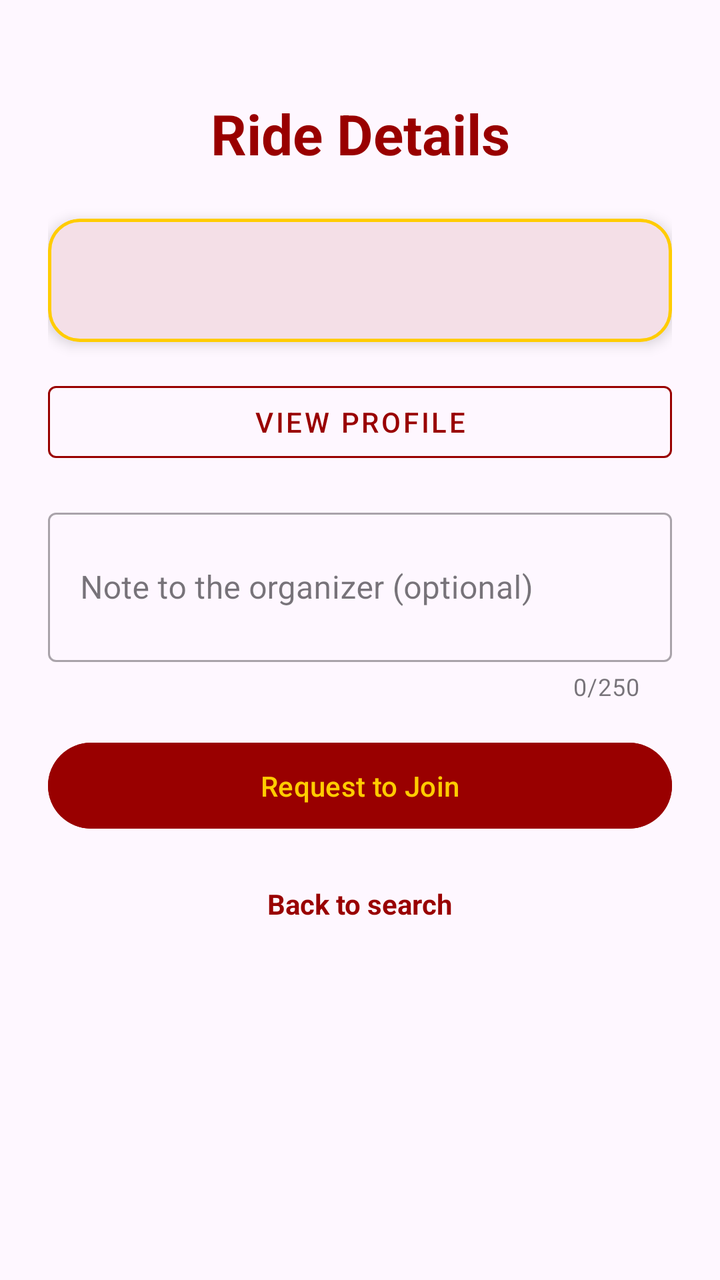
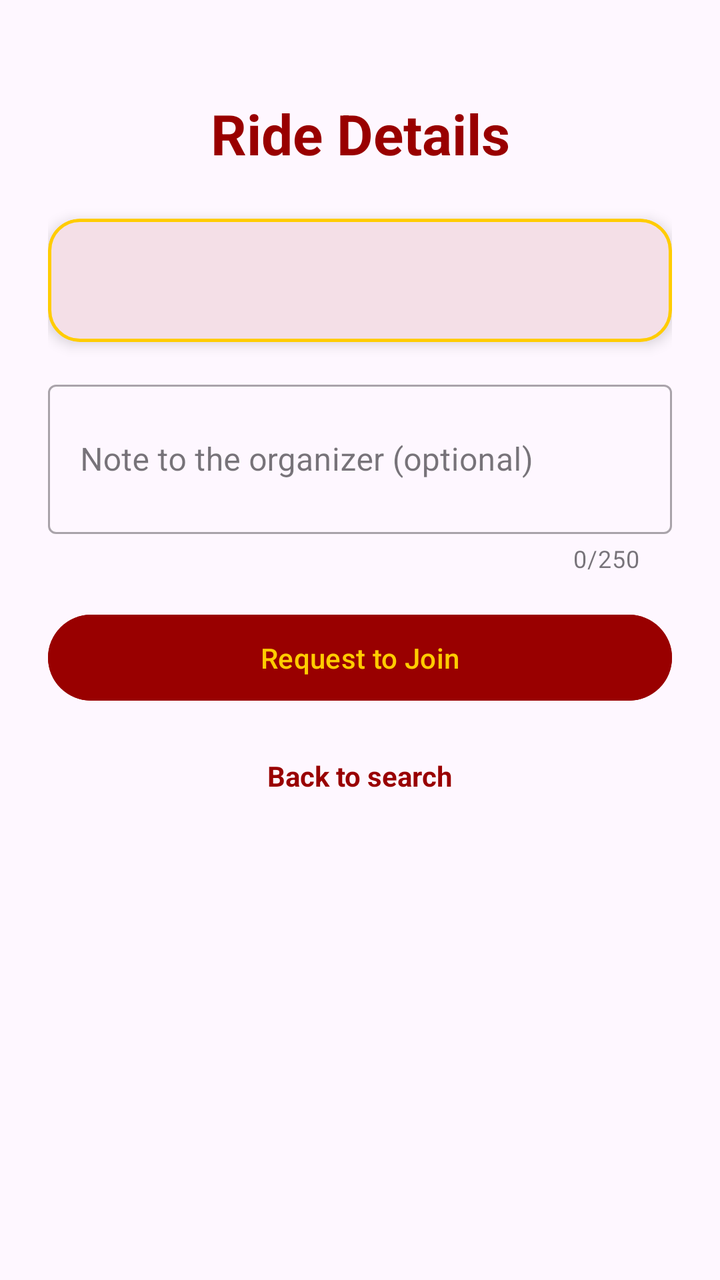

An Android layout rendered at two revisions. The XML below is the earlier revision; the diff shows what the commit changed to produce the second picture.
<!-- AndroidManifest.xml: application theme Theme.Trojan_Rideshare -->
<!-- res/layout/activity_ride_detail.xml -->
<?xml version="1.0" encoding="utf-8"?>
<ScrollView xmlns:android="http://schemas.android.com/apk/res/android"
    android:id="@+id/detailScroll"
    xmlns:app="http://schemas.android.com/apk/res-auto"
    xmlns:tools="http://schemas.android.com/tools"
    android:layout_width="match_parent"
    android:layout_height="match_parent"
    android:background="?attr/colorSurface"
    android:fillViewport="true"
    tools:context=".RideDetailActivity">

    <androidx.constraintlayout.widget.ConstraintLayout
        android:layout_width="match_parent"
        android:layout_height="wrap_content"
        android:padding="24dp">

        <TextView
            android:id="@+id/tvTitle"
            android:layout_width="wrap_content"
            android:layout_height="wrap_content"
            android:layout_marginTop="24dp"
            android:text="@string/ride_detail_title"
            android:textColor="?attr/colorPrimary"
            android:textSize="28sp"
            android:textStyle="bold"
            app:layout_constraintEnd_toEndOf="parent"
            app:layout_constraintStart_toStartOf="parent"
            app:layout_constraintTop_toTopOf="parent" />

        <com.google.android.material.card.MaterialCardView
            android:id="@+id/cardDetails"
            android:layout_width="0dp"
            android:layout_height="wrap_content"
            android:layout_marginTop="24dp"
            app:cardCornerRadius="16dp"
            app:cardElevation="4dp"
            app:layout_constraintEnd_toEndOf="parent"
            app:layout_constraintStart_toStartOf="parent"
            app:layout_constraintTop_toBottomOf="@id/tvTitle"
            app:strokeColor="@color/usc_gold"
            app:strokeWidth="1.5dp">

            <TextView
                android:id="@+id/tvDetails"
                android:layout_width="match_parent"
                android:layout_height="wrap_content"
                android:padding="20dp"
                android:textColor="?android:attr/textColorPrimary"
                android:textSize="16sp" />
        </com.google.android.material.card.MaterialCardView>

        <com.google.android.material.button.MaterialButton
            android:id="@+id/btnViewProfile"
            style="@style/Widget.MaterialComponents.Button.OutlinedButton"
            android:layout_width="0dp"
            android:layout_height="wrap_content"
            android:layout_marginTop="16dp"
            android:text="@string/action_view_profile"
            android:textColor="@color/usc_cardinal"
            app:layout_constraintEnd_toEndOf="parent"
            app:layout_constraintStart_toStartOf="parent"
            app:layout_constraintTop_toBottomOf="@id/cardDetails"
            app:strokeColor="@color/usc_cardinal" />

        <TextView
            android:id="@+id/tvUnavailable"
            android:layout_width="0dp"
            android:layout_height="wrap_content"
            android:layout_marginTop="16dp"
            android:text="@string/ride_cancelled_notice"
            android:textColor="@color/usc_cardinal"
            android:textSize="14sp"
            android:visibility="gone"
            app:layout_constraintEnd_toEndOf="parent"
            app:layout_constraintStart_toStartOf="parent"
            app:layout_constraintTop_toBottomOf="@id/btnViewProfile" />

        
        <com.google.android.material.textfield.TextInputLayout
            android:id="@+id/tilJoinNote"
            style="@style/Widget.MaterialComponents.TextInputLayout.OutlinedBox"
            android:layout_width="0dp"
            android:layout_height="wrap_content"
            android:layout_marginTop="16dp"
            android:hint="@string/prompt_join_note"
            app:counterEnabled="true"
            app:counterMaxLength="250"
            app:errorEnabled="true"
            app:layout_constraintEnd_toEndOf="parent"
            app:layout_constraintStart_toStartOf="parent"
            app:layout_constraintTop_toBottomOf="@id/tvUnavailable">

            <com.google.android.material.textfield.TextInputEditText
                android:id="@+id/etJoinNote"
                android:layout_width="match_parent"
                android:layout_height="wrap_content"
                android:inputType="textMultiLine|textCapSentences"
                android:minLines="2" />
        </com.google.android.material.textfield.TextInputLayout>

        <com.google.android.material.button.MaterialButton
            android:id="@+id/btnRequestJoin"
            android:layout_width="0dp"
            android:layout_height="wrap_content"
            android:layout_marginTop="16dp"
            android:backgroundTint="@color/usc_cardinal"
            android:padding="12dp"
            android:text="@string/action_request_join"
            android:textColor="@color/usc_gold"
            app:layout_constraintEnd_toEndOf="parent"
            app:layout_constraintStart_toStartOf="parent"
            app:layout_constraintTop_toBottomOf="@id/tilJoinNote" />

        <TextView
            android:id="@+id/tvBack"
            android:layout_width="wrap_content"
            android:layout_height="wrap_content"
            android:layout_marginTop="24dp"
            android:text="@string/action_back_to_search"
            android:textColor="?attr/colorPrimary"
            android:textStyle="bold"
            app:layout_constraintEnd_toEndOf="parent"
            app:layout_constraintStart_toStartOf="parent"
            app:layout_constraintTop_toBottomOf="@id/btnRequestJoin" />

        <ProgressBar
            android:id="@+id/progressBar"
            android:layout_width="wrap_content"
            android:layout_height="wrap_content"
            app:layout_constraintBottom_toBottomOf="@id/cardDetails"
            app:layout_constraintEnd_toEndOf="@id/cardDetails"
            app:layout_constraintStart_toStartOf="@id/cardDetails"
            app:layout_constraintTop_toTopOf="@id/cardDetails" />

    </androidx.constraintlayout.widget.ConstraintLayout>
</ScrollView>
<!-- resources referenced by this layout -->
<resources>
  <color name="usc_cardinal">#990000</color>
  <color name="usc_gold">#FFCC00</color>
  <string name="action_back_to_search">Back to search</string>
  <string name="action_request_join">Request to Join</string>
  <string name="action_view_profile">View profile</string>
  <string name="prompt_join_note">Note to the organizer (optional)</string>
  <string name="ride_cancelled_notice">This ride was cancelled. Its current status and capacity are shown above.</string>
  <string name="ride_detail_title">Ride Details</string>
  <style name="Theme.Trojan_Rideshare" parent="Base.Theme.Trojan_Rideshare" />
  <style name="Base.Theme.Trojan_Rideshare" parent="Theme.Material3.DayNight.NoActionBar">
          <item name="colorPrimary">@color/usc_cardinal</item>
          <item name="colorSecondary">@color/usc_gold</item>
      </style>
</resources>

<!-- the commit's change to res/layout/activity_ride_detail.xml (unified diff, before → after) -->
@@ -49,18 +49,41 @@
                 android:textSize="16sp" />
         </com.google.android.material.card.MaterialCardView>
 
-        <com.google.android.material.button.MaterialButton
-            android:id="@+id/btnViewProfile"
-            style="@style/Widget.MaterialComponents.Button.OutlinedButton"
+        <TextView
+            android:id="@+id/tvSharedHeading"
             android:layout_width="0dp"
             android:layout_height="wrap_content"
             android:layout_marginTop="16dp"
-            android:text="@string/action_view_profile"
-            android:textColor="@color/usc_cardinal"
+            android:text="@string/profile_shared_heading"
+            android:textColor="?attr/colorPrimary"
+            android:textSize="16sp"
+            android:textStyle="bold"
+            android:visibility="gone"
             app:layout_constraintEnd_toEndOf="parent"
             app:layout_constraintStart_toStartOf="parent"
-            app:layout_constraintTop_toBottomOf="@id/cardDetails"
-            app:strokeColor="@color/usc_cardinal" />
+            app:layout_constraintTop_toBottomOf="@id/cardDetails" />
+
+        <LinearLayout
+            android:id="@+id/sharedProfiles"
+            android:layout_width="0dp"
+            android:layout_height="wrap_content"
+            android:orientation="vertical"
+            app:layout_constraintEnd_toEndOf="parent"
+            app:layout_constraintStart_toStartOf="parent"
+            app:layout_constraintTop_toBottomOf="@id/tvSharedHeading" />
+
+        <TextView
+            android:id="@+id/tvSharedEmpty"
+            android:layout_width="0dp"
+            android:layout_height="wrap_content"
+            android:layout_marginTop="8dp"
+            android:text="@string/profile_shared_empty"
+            android:textColor="?android:attr/textColorSecondary"
+            android:textSize="14sp"
+            android:visibility="gone"
+            app:layout_constraintEnd_toEndOf="parent"
+            app:layout_constraintStart_toStartOf="parent"
+            app:layout_constraintTop_toBottomOf="@id/sharedProfiles" />
 
         <TextView
             android:id="@+id/tvUnavailable"
@@ -73,7 +96,7 @@
             android:visibility="gone"
             app:layout_constraintEnd_toEndOf="parent"
             app:layout_constraintStart_toStartOf="parent"
-            app:layout_constraintTop_toBottomOf="@id/btnViewProfile" />
+            app:layout_constraintTop_toBottomOf="@id/tvSharedEmpty" />
 
         
         <com.google.android.material.textfield.TextInputLayout
<!-- resource entries referenced after the edit -->
@@ -4,7 +4,8 @@
   <color name="usc_gold">#FFCC00</color>
   <string name="action_back_to_search">Back to search</string>
   <string name="action_request_join">Request to Join</string>
-  <string name="action_view_profile">View profile</string>
+  <string name="profile_shared_empty">No one on this ride has shared it on their profile.</string>
+  <string name="profile_shared_heading">Shared on a profile</string>
   <string name="prompt_join_note">Note to the organizer (optional)</string>
   <string name="ride_cancelled_notice">This ride was cancelled. Its current status and capacity are shown above.</string>
   <string name="ride_detail_title">Ride Details</string>
